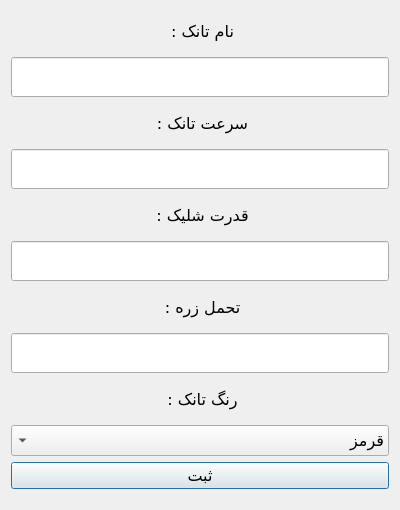
First picture: the form in addtank.ui, repository ehsankhani/TANKS_BATTLE, before the edit.
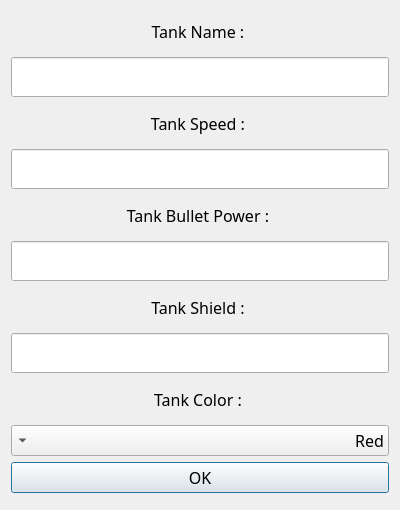
Second picture: the form after the edit.

The edit to the form file:
```diff
--- a/addtank.ui
+++ b/addtank.ui
@@ -35,7 +35,7 @@
       </size>
      </property>
      <property name="text">
-      <string>نام تانک : </string>
+      <string>Tank Name : </string>
      </property>
      <property name="alignment">
       <set>Qt::AlignCenter</set>
@@ -73,7 +73,7 @@
       </size>
      </property>
      <property name="text">
-      <string>سرعت تانک : </string>
+      <string>Tank Speed : </string>
      </property>
      <property name="alignment">
       <set>Qt::AlignCenter</set>
@@ -114,7 +114,7 @@
       </size>
      </property>
      <property name="text">
-      <string>قدرت شلیک : </string>
+      <string>Tank Bullet Power : </string>
      </property>
      <property name="alignment">
       <set>Qt::AlignCenter</set>
@@ -155,7 +155,7 @@
       </size>
      </property>
      <property name="text">
-      <string>تحمل زره : </string>
+      <string>Tank Shield : </string>
      </property>
      <property name="alignment">
       <set>Qt::AlignCenter</set>
@@ -196,7 +196,7 @@
       </size>
      </property>
      <property name="text">
-      <string>رنگ تانک : </string>
+      <string>Tank Color : </string>
      </property>
      <property name="alignment">
       <set>Qt::AlignCenter</set>
@@ -210,7 +210,7 @@
      </property>
      <item>
       <property name="text">
-       <string>قرمز</string>
+       <string>Red</string>
       </property>
      </item>
      <item>
@@ -238,7 +238,7 @@
    <item>
     <widget class="QPushButton" name="BtnOk">
      <property name="text">
-      <string>ثبت</string>
+      <string>OK</string>
      </property>
     </widget>
    </item>
```
Left out of the diff: 8 changed lines with no effect on the pictures.
